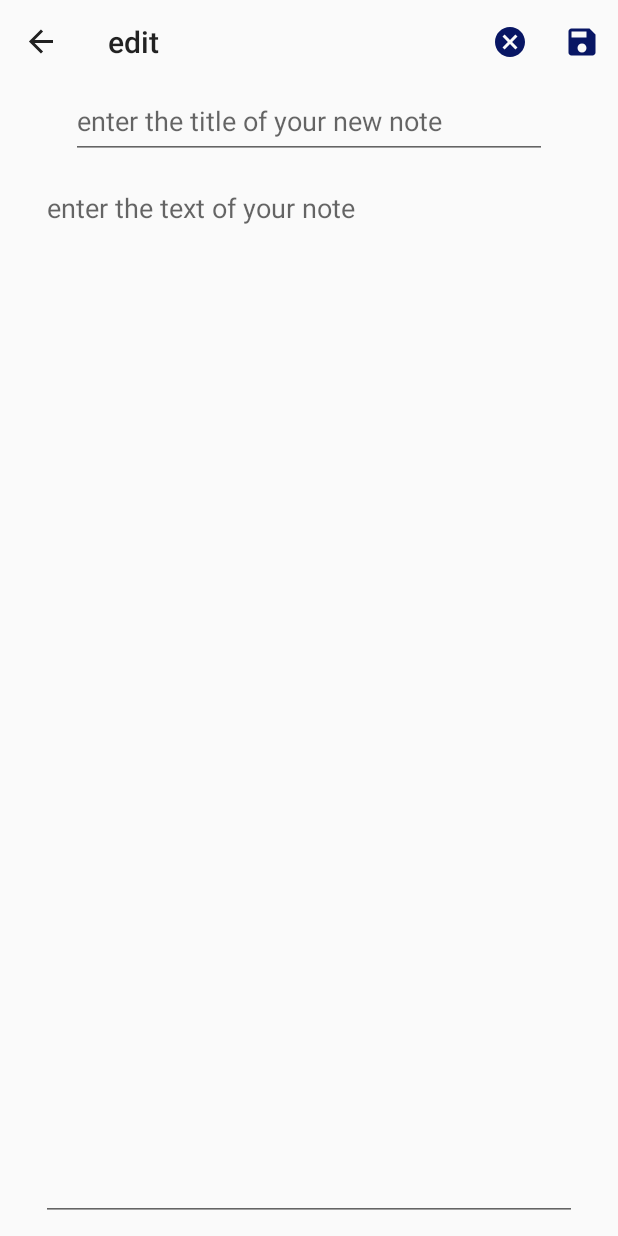
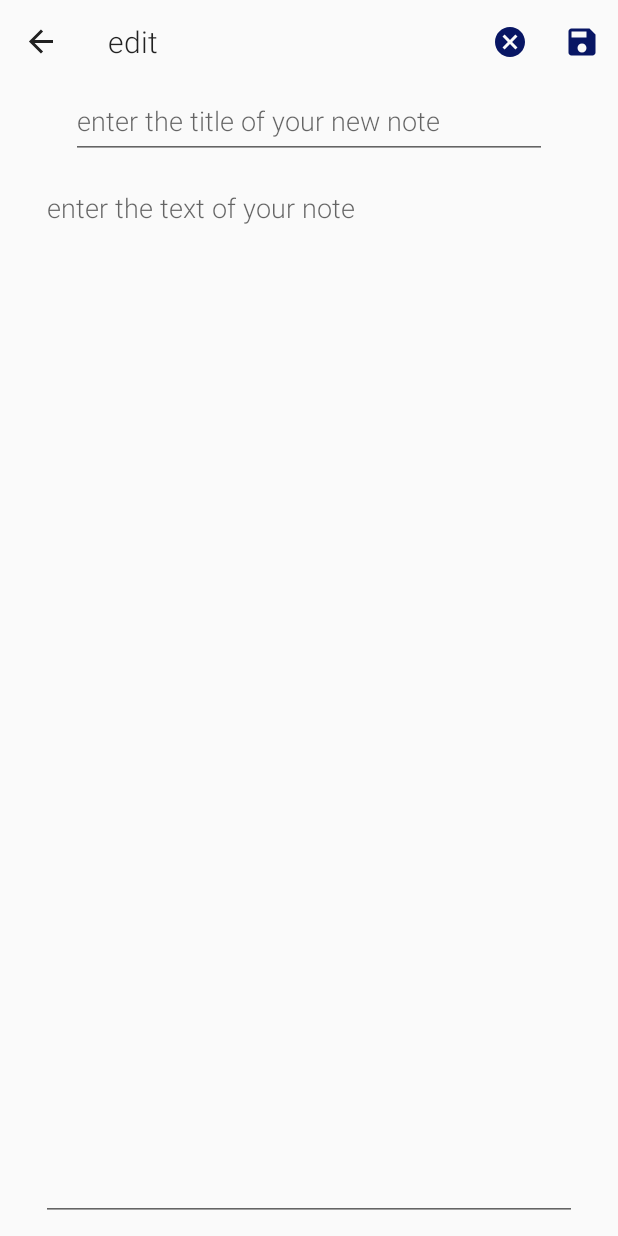
Before and after one commit to FelixWiemann/Notes, an Android app: the screen it shows after launch (MainActivity), after a tap on "create a note", on a phone screen of 412 x 824 dp. Run offline under Robolectric (Android 15) with nearby library versions, the phone set to English and light mode, and no system bars; our stand-ins replace androidx.preference, navigation-ui; 3 statements that could not run were skipped; 1 other tap on this screen came first.

Commit message:
attempt to avoid NonSDKAPI used
changed font in an attempt to avoid non SDK API used violation of
pre-launch report
apis: fontfamily and typeface

```diff
--- a/app/src/main/res/values/styles.xml
+++ b/app/src/main/res/values/styles.xml
@@ -6,6 +6,8 @@
         <item name="colorPrimary">@color/colorPrimary</item>
         <item name="colorPrimaryDark">@color/colorPrimaryDark</item>
         <item name="colorAccent">@color/colorAccent</item>
+        <item name="android:fontFamily">sans-serif-light</item>
+        <item name="fontFamily">sans-serif-light</item> <!-- target android sdk versions < 26 and > 14 if theme other than AppCompat -->
     </style>
 
     <style name="AppTheme.NoActionBar">
@@ -14,6 +16,8 @@
         <item name="colorPrimary">@color/colorPrimary</item>
         <item name="colorPrimaryDark">@color/colorPrimaryDark</item>
         <item name="colorAccent">@color/colorAccent</item>
+        <item name="android:fontFamily">sans-serif-light</item>
+        <item name="fontFamily">sans-serif-light</item> <!-- target android sdk versions < 26 and > 14 if theme other than AppCompat -->
     </style>
 
 </resources>
```
